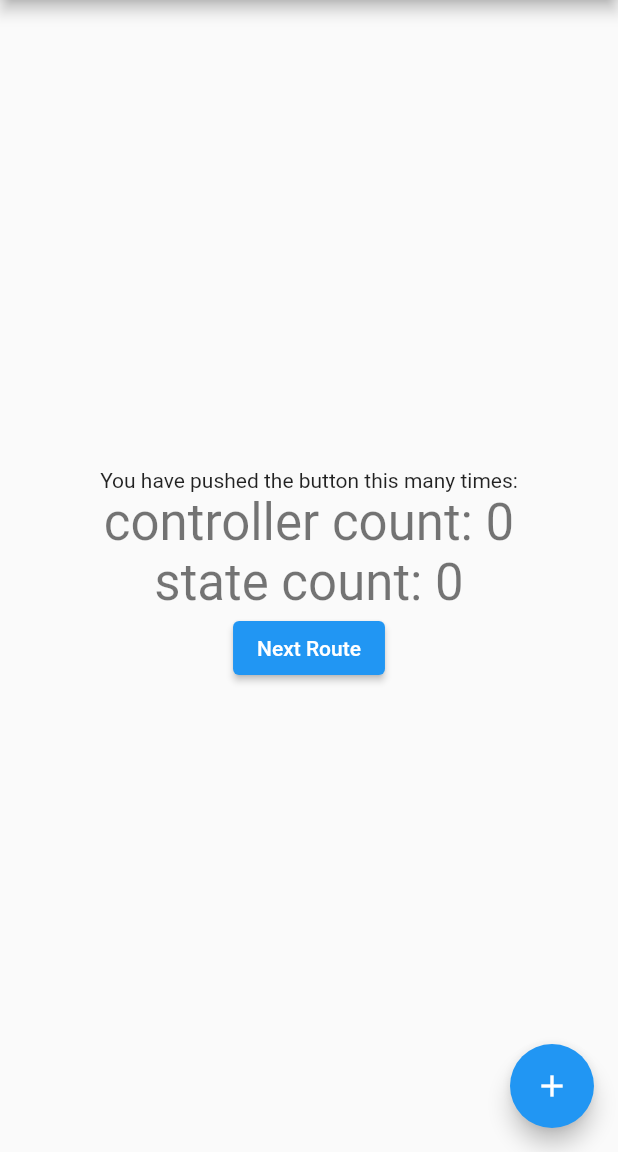
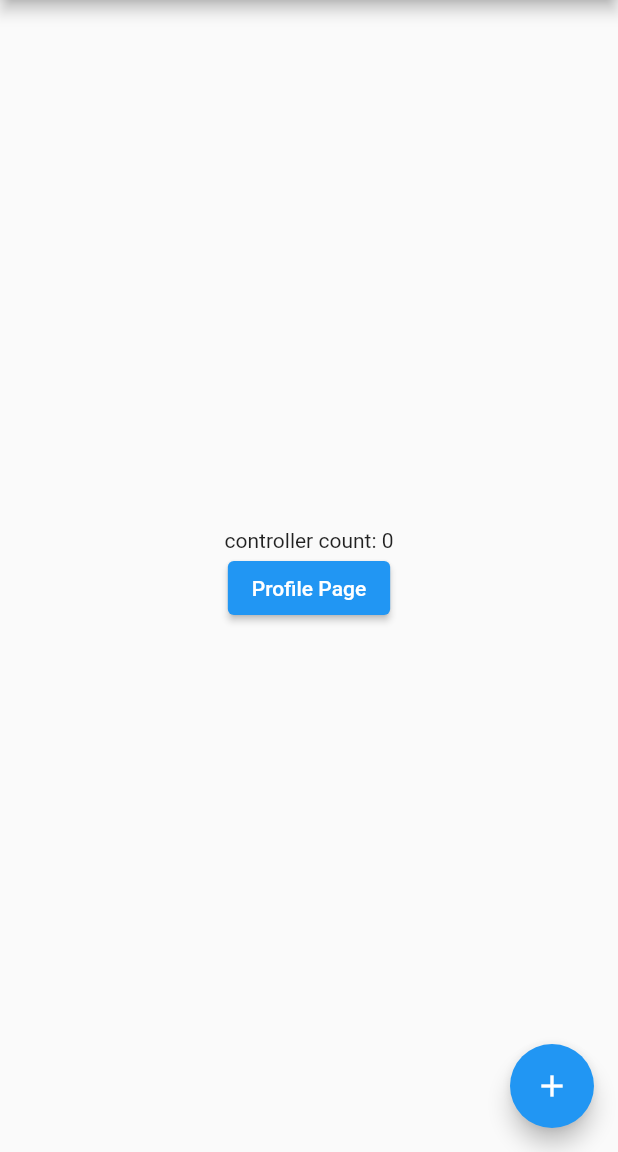
Before and after one commit to michael921010/flutter_get, a Flutter app: the screen it shows after launch, on a phone screen of 412 x 824 dp, the part 84-1236 px from its top. Run offline on Flutter 3.47's test engine with Material 2 defaults, Android fonts, the phone set to English and light mode, and no system bars; our stand-ins replace get.

Commit message:
make with routes & Bindings with multiple Controller

```diff
--- a/lib/main.dart
+++ b/lib/main.dart
@@ -1,6 +1,8 @@
 import 'package:flutter/material.dart';
 import 'package:get/get.dart';
-import 'package:flutter_get/pages/home_page.dart';
+import 'package:flutter_get/pages/home/home_view.dart';
+import 'package:flutter_get/pages/home/home_bindings.dart';
+import 'package:flutter_get/pages/profile_page.dart';
 
 void main() {
   runApp(const MyApp());
@@ -16,9 +18,22 @@ class MyApp extends StatelessWidget {
       theme: ThemeData(
         primarySwatch: Colors.blue,
       ),
-      home: const HomePage(
-        title: 'Flutter Demo Home Page',
-      ),
+      initialRoute: '/home',
+      getPages: [
+        GetPage(
+          name: '/home',
+          page: () => HomeView(
+            title: 'Flutter Demo Home Page',
+          ),
+          binding: HomeBinding(),
+        ),
+        GetPage(
+          name: '/profile',
+          page: () => const ProfilePage(
+            title: 'Profile',
+          ),
+        ),
+      ],
     );
   }
 }
--- /dev/null
+++ b/lib/pages/home/home_bindings.dart
@@ -0,0 +1,9 @@
+import 'package:get/get.dart';
+import './home_controller.dart';
+
+class HomeBinding implements Bindings {
+  @override
+  void dependencies() {
+    Get.lazyPut<HomeController>(() => HomeController());
+  }
+}
--- /dev/null
+++ b/lib/pages/home/home_controller.dart
@@ -0,0 +1,7 @@
+import 'package:get/get.dart';
+
+class HomeController extends GetxController {
+  var count = 0.obs;
+
+  void increment() => count++;
+}
--- /dev/null
+++ b/lib/pages/home/home_view.dart
@@ -0,0 +1,39 @@
+import 'package:flutter/material.dart';
+import 'package:get/get.dart';
+import 'package:flutter_get/services/controller.dart';
+
+class HomeView extends GetView<Controller> {
+  HomeView({Key? key, required this.title}) : super(key: key);
+
+  final String title;
+
+  @override
+  final controller = Get.put(Controller());
+
+  @override
+  Widget build(context) => Scaffold(
+        appBar: AppBar(
+          title: Text(title),
+        ),
+        body: Center(
+          child: Column(
+            mainAxisAlignment: MainAxisAlignment.center,
+            children: <Widget>[
+              Obx(
+                () => Text("controller count: ${controller.count}"),
+              ),
+              ElevatedButton(
+                child: const Text('Profile Page'),
+                onPressed: () {
+                  Get.toNamed("/profile");
+                },
+              ),
+            ],
+          ),
+        ),
+        floatingActionButton: FloatingActionButton(
+          onPressed: controller.increment,
+          child: const Icon(Icons.add),
+        ),
+      );
+}
--- a/lib/pages/home_page.dart
+++ b/lib/pages/profile_page.dart
@@ -3,16 +3,16 @@ import 'package:get/get.dart';
 import 'package:flutter_get/pages/about_page.dart';
 import 'package:flutter_get/services/controller.dart';
 
-class HomePage extends StatefulWidget {
-  const HomePage({Key? key, required this.title}) : super(key: key);
+class ProfilePage extends StatefulWidget {
+  const ProfilePage({Key? key, required this.title}) : super(key: key);
 
   final String title;
 
   @override
-  State<HomePage> createState() => HomePageState();
+  State<ProfilePage> createState() => ProfilePageState();
 }
 
-class HomePageState extends State<HomePage> {
+class ProfilePageState extends State<ProfilePage> {
   var count = 0.obs;
 
   // set controller as dispatcher from Controller
@@ -49,7 +49,7 @@ class HomePageState extends State<HomePage> {
               ),
             ),
             ElevatedButton(
-              child: const Text('Next Route'),
+              child: const Text('About Page'),
               onPressed: () {
                 Get.to(AboutPage());
               },
```
